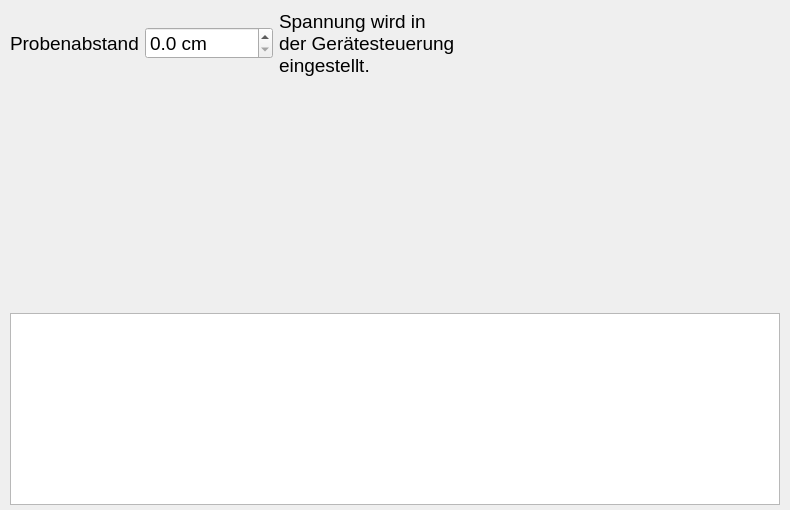
The window that gmcounter/pyqt/sweep_tab.ui (cckssr/gmcounter) describes before a commit, drawn with Qt 5.
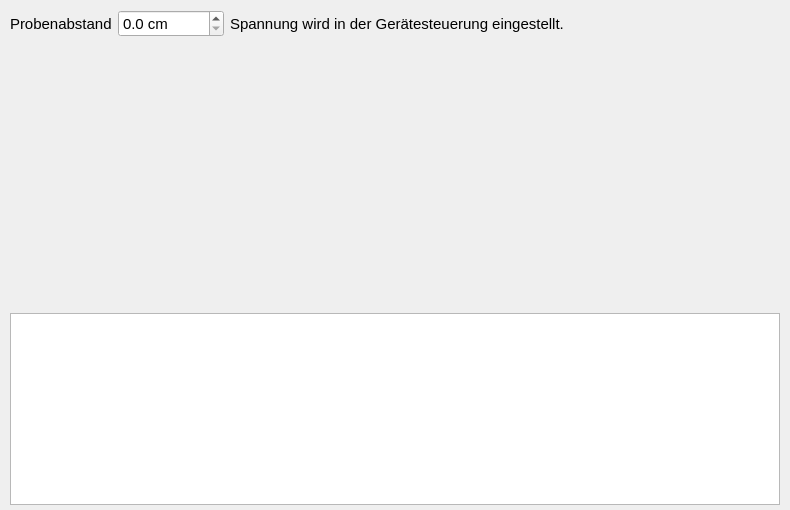
The same window after the commit. Custom widgets are drawn as their Qt base class.

Diff of the .ui file:
```diff
--- a/gmcounter/pyqt/sweep_tab.ui
+++ b/gmcounter/pyqt/sweep_tab.ui
@@ -34,7 +34,7 @@
       <widget class="QLabel" name="labelParam">
        <property name="font">
         <font>
-         <pointsize>14</pointsize>
+         <pointsize>11</pointsize>
         </font>
        </property>
        <property name="text">
@@ -46,7 +46,7 @@
       <widget class="QDoubleSpinBox" name="spinParam">
        <property name="font">
         <font>
-         <pointsize>14</pointsize>
+         <pointsize>11</pointsize>
         </font>
        </property>
        <property name="toolTip">
@@ -70,15 +70,18 @@
       <widget class="QLabel" name="labelHint">
        <property name="font">
         <font>
-         <pointsize>14</pointsize>
+         <pointsize>11</pointsize>
         </font>
        </property>
-       <property name="wordWrap">
-        <bool>true</bool>
-       </property>
        <property name="text">
         <string>Spannung wird in der Gerätesteuerung eingestellt.</string>
        </property>
+       <property name="textFormat">
+        <enum>Qt::TextFormat::PlainText</enum>
+       </property>
+       <property name="wordWrap">
+        <bool>false</bool>
+       </property>
       </widget>
      </item>
      <item>
```
